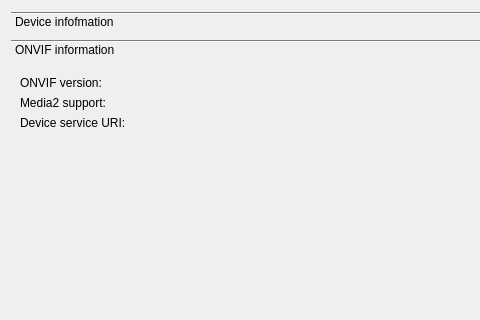
First picture: the form in GUI/GUI_Util/formdevicemaintenance.ui, repository Abay11/onvif_client, before the edit; both pictures show x 0 to 480 and y 0 to 320 of the 712 by 529 pixel window.
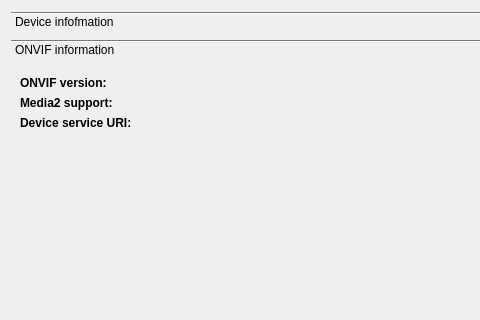
Second picture: the form after the edit. The open tabs and pages were chosen to show the change.

Diff of the .ui file:
```diff
--- a/GUI/GUI_Util/formdevicemaintenance.ui
+++ b/GUI/GUI_Util/formdevicemaintenance.ui
@@ -125,6 +125,12 @@
         <layout class="QFormLayout" name="formLayout_2">
          <item row="0" column="0">
           <widget class="QLabel" name="lblonvifVersion">
+           <property name="font">
+            <font>
+             <weight>75</weight>
+             <bold>true</bold>
+            </font>
+           </property>
            <property name="text">
             <string>ONVIF version:</string>
            </property>
@@ -132,6 +138,12 @@
          </item>
          <item row="1" column="0">
           <widget class="QLabel" name="lblMedia2Support">
+           <property name="font">
+            <font>
+             <weight>75</weight>
+             <bold>true</bold>
+            </font>
+           </property>
            <property name="text">
             <string>Media2 support:</string>
            </property>
@@ -139,6 +151,12 @@
          </item>
          <item row="2" column="0">
           <widget class="QLabel" name="lblDeviceURI">
+           <property name="font">
+            <font>
+             <weight>75</weight>
+             <bold>true</bold>
+            </font>
+           </property>
            <property name="text">
             <string>Device service URI:</string>
            </property>
```
Left out of the diff: 87 changed lines with no effect on the pictures.
